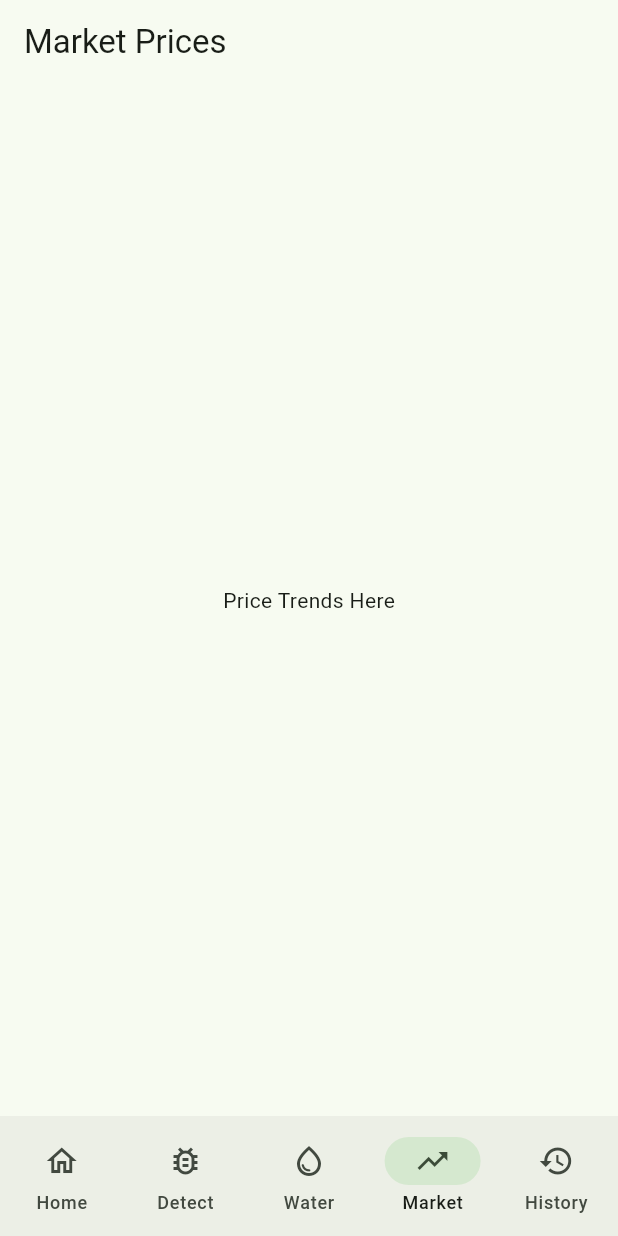
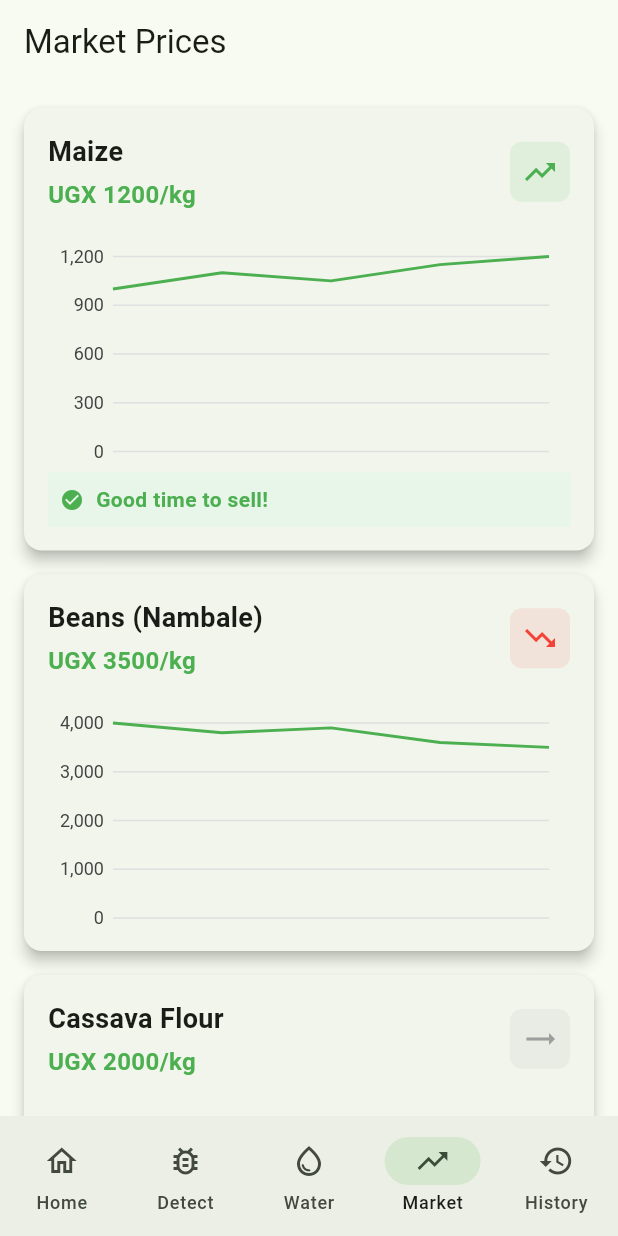
Before and after one commit to hassanmubiru/agri_ai_uganda, a Flutter app: the screen it shows after launch, item 4 of the bottom bar chosen, on a phone screen of 412 x 824 dp. Run offline on Flutter 3.47's test engine with Material 3 defaults, Android fonts, the phone set to English and light mode, and no system bars; our stand-ins replace camera, charts_flutter, geolocator, image_picker, shared_preferences; missing offline and left inert: tflite_flutter.

Commit message:
Changes to be committed: 	modified:   lib/screens/market_screen.dart 	new file:   lib/services/market_service.dart

```diff
--- a/lib/screens/market_screen.dart
+++ b/lib/screens/market_screen.dart
@@ -1,13 +1,148 @@
 import 'package:flutter/material.dart';
+import 'package:charts_flutter/flutter.dart' as charts;
+import 'package:agri_ai_uganda/services/market_service.dart';
+import 'package:agri_ai_uganda/models/market_price.dart';
+import 'package:agri_ai_uganda/utils/constants.dart';
 
-class MarketScreen extends StatelessWidget {
+class MarketScreen extends StatefulWidget {
   const MarketScreen({super.key});
+
+  @override
+  State<MarketScreen> createState() => _MarketScreenState();
+}
+
+class _MarketScreenState extends State<MarketScreen> {
+  final MarketService _marketService = MarketService();
+  List<MarketPrice> _prices = [];
+  bool _isLoading = true;
+
+  @override
+  void initState() {
+    super.initState();
+    _loadPrices();
+  }
+
+  Future<void> _loadPrices() async {
+    final prices = await _marketService.getMarketPrices();
+    if(mounted) {
+      setState(() {
+        _prices = prices;
+        _isLoading = false;
+      });
+    }
+  }
 
   @override
   Widget build(BuildContext context) {
     return Scaffold(
       appBar: AppBar(title: const Text('Market Prices')),
-      body: const Center(child: Text('Price Trends Here')),
+      body: _isLoading
+          ? const Center(child: CircularProgressIndicator())
+          : ListView.builder(
+              padding: const EdgeInsets.all(16),
+              itemCount: _prices.length,
+              itemBuilder: (context, index) {
+                final price = _prices[index];
+                return _buildPriceCard(price);
+              },
+            ),
     );
   }
+
+  Widget _buildPriceCard(MarketPrice price) {
+    return Card(
+      elevation: 4,
+      margin: const EdgeInsets.only(bottom: 16),
+      shape: RoundedRectangleBorder(borderRadius: BorderRadius.circular(12)),
+      child: Padding(
+        padding: const EdgeInsets.all(16),
+        child: Column(
+          children: [
+            Row(
+              mainAxisAlignment: MainAxisAlignment.spaceBetween,
+              children: [
+                Column(
+                  crossAxisAlignment: CrossAxisAlignment.start,
+                  children: [
+                    Text(
+                      price.crop,
+                      style: const TextStyle(fontWeight: FontWeight.bold, fontSize: 18),
+                    ),
+                    const SizedBox(height: 4),
+                    Text(
+                      "UGX ${price.currentPrice}/kg",
+                      style: TextStyle(
+                        color: AppColors.primaryGreen,
+                        fontWeight: FontWeight.bold,
+                        fontSize: 16,
+                      ),
+                    ),
+                  ],
+                ),
+                _buildTrendIcon(price.trend),
+              ],
+            ),
+            const SizedBox(height: 16),
+            SizedBox(
+              height: 150,
+              child: charts.LineChart(
+                _createChartData(price.history),
+                animate: true,
+                domainAxis: const charts.NumericAxisSpec(
+                  renderSpec: charts.NoneRenderSpec(),
+                ),
+              ),
+            ),
+            if (price.trend == "up")
+                Container(
+                    margin: const EdgeInsets.only(top: 8),
+                    padding: const EdgeInsets.all(8),
+                    color: Colors.green[50],
+                    child: const Row(
+                        children: [
+                            Icon(Icons.check_circle, color: Colors.green, size: 16),
+                            SizedBox(width: 8),
+                            Text("Good time to sell!", style: TextStyle(color: Colors.green, fontWeight: FontWeight.bold))
+                        ]
+                    )
+                )
+          ],
+        ),
+      ),
+    );
+  }
+
+  List<charts.Series<PricePoint, int>> _createChartData(List<PricePoint> data) {
+    return [
+      charts.Series<PricePoint, int>(
+        id: 'Price',
+        colorFn: (_, __) => charts.MaterialPalette.green.shadeDefault,
+        domainFn: (PricePoint p, _) => p.day,
+        measureFn: (PricePoint p, _) => p.price,
+        data: data,
+      )
+    ];
+  }
+
+  Widget _buildTrendIcon(String trend) {
+     IconData icon;
+     Color color;
+
+     if (trend == "up") {
+         icon = Icons.trending_up;
+         color = Colors.green;
+     } else if (trend == "down") {
+         icon = Icons.trending_down;
+         color = Colors.red;
+     } else {
+         icon = Icons.trending_flat;
+         color = Colors.grey;
+     }
+
+     return Container(
+         padding: const EdgeInsets.all(8),
+         decoration: BoxDecoration(color: color.withOpacity(0.1), borderRadius: BorderRadius.circular(8)),
+         child: Icon(icon, color: color),
+     );
+  }
 }
--- /dev/null
+++ b/lib/services/market_service.dart
@@ -0,0 +1,59 @@
+import 'package:agri_ai_uganda/models/market_price.dart';
+
+class MarketService {
+  Future<List<MarketPrice>> getMarketPrices() async {
+    // Simulate API call
+    await Future.delayed(const Duration(seconds: 1));
+
+    return [
+      MarketPrice(
+        crop: "Maize",
+        currentPrice: 1200,
+        trend: "up",
+        history: [
+          PricePoint(0, 1000),
+          PricePoint(5, 1100),
+          PricePoint(10, 1050),
+          PricePoint(15, 1150),
+          PricePoint(20, 1200),
+        ],
+      ),
+      MarketPrice(
+        crop: "Beans (Nambale)",
+        currentPrice: 3500,
+        trend: "down",
+        history: [
+          PricePoint(0, 4000),
+          PricePoint(5, 3800),
+          PricePoint(10, 3900),
+          PricePoint(15, 3600),
+          PricePoint(20, 3500),
+        ],
+      ),
+      MarketPrice(
+        crop: "Cassava Flour",
+        currentPrice: 2000,
+        trend: "stable",
+        history: [
+          PricePoint(0, 2000),
+          PricePoint(5, 1950),
+          PricePoint(10, 2050),
+          PricePoint(15, 2000),
+          PricePoint(20, 2000),
+        ],
+      ),
+      MarketPrice(
+        crop: "Coffee (Robusta)",
+        currentPrice: 8500,
+        trend: "up",
+        history: [
+          PricePoint(0, 8000),
+          PricePoint(5, 8200),
+          PricePoint(10, 8100),
+          PricePoint(15, 8400),
+          PricePoint(20, 8500),
+        ],
+      ),
+    ];
+  }
+}
```
